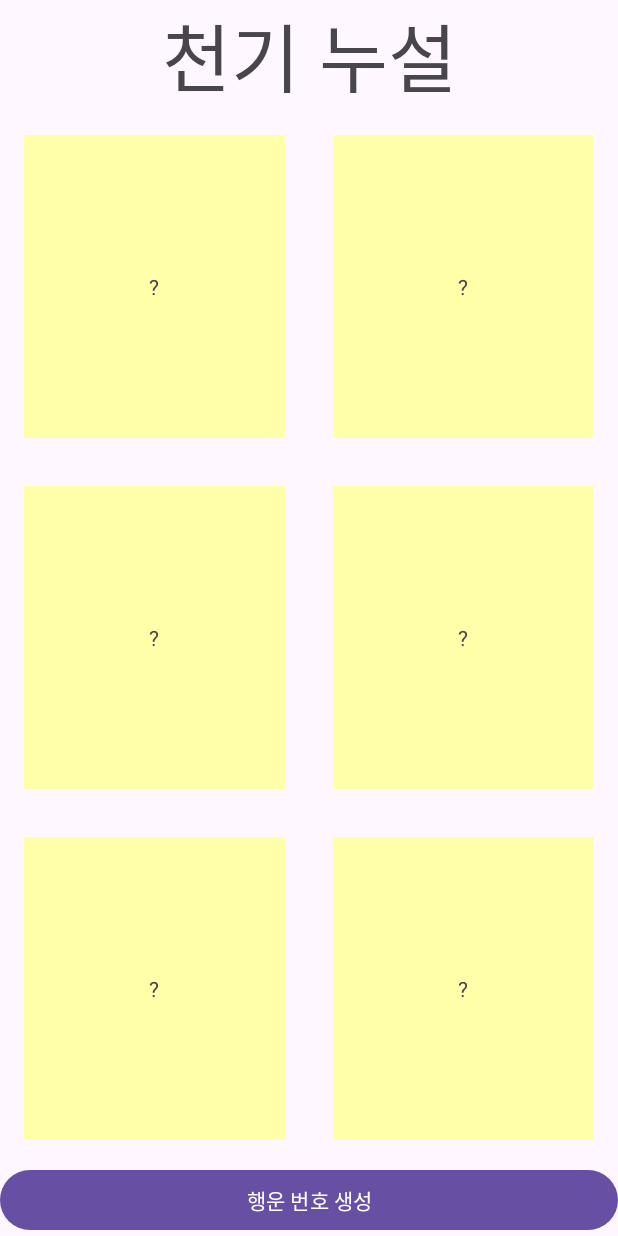
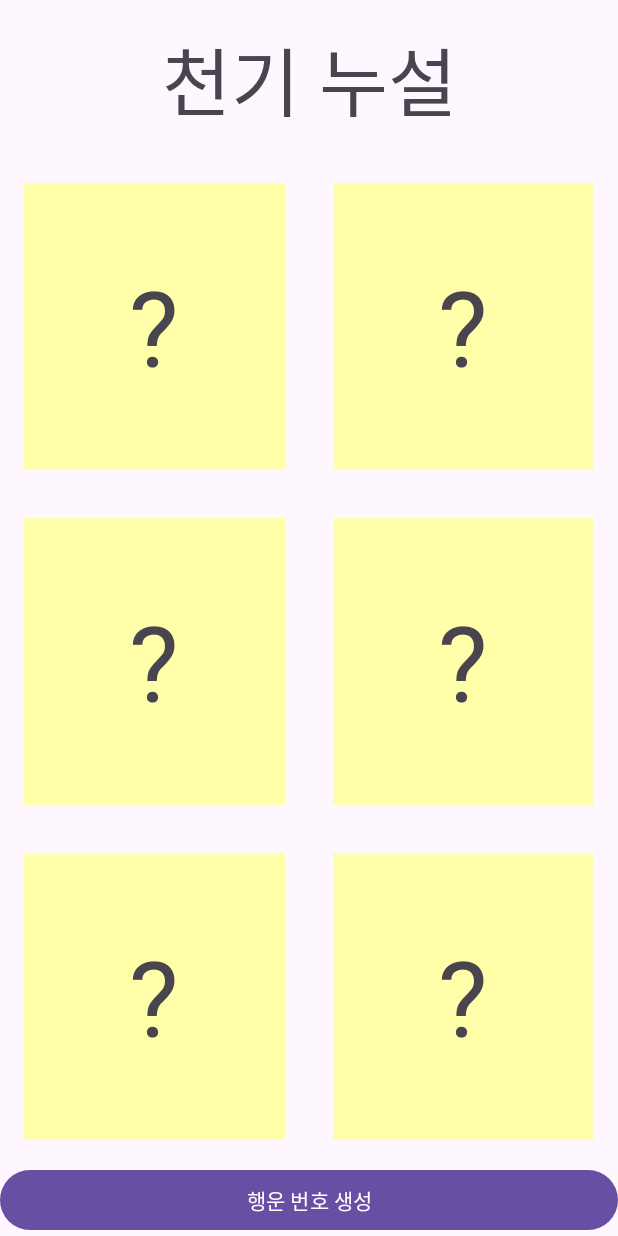
Before and after one commit to yhss1015/S23W03Lotto, an Android app: the layout activity_main.xml on its own in the app's theme, with its tools: preview values and no code run, on a phone screen of 412 x 824 dp. Run offline under Robolectric (Android 15) with nearby library versions, the phone set to English and light mode, and no system bars.

Commit message:
세로 방향

```diff
--- a/app/src/main/res/layout/activity_main.xml
+++ b/app/src/main/res/layout/activity_main.xml
@@ -13,6 +13,7 @@
         android:layout_height="wrap_content"
         android:text="천기 누설"
         android:textSize="50sp"
+        android:padding="16dp"
         app:layout_constraintStart_toStartOf="parent"
         app:layout_constraintEnd_toEndOf="parent"
         app:layout_constraintTop_toTopOf="parent" />
@@ -22,7 +23,9 @@
         android:layout_height="0dp"
         android:gravity="center"
         android:text="?"
+        android:textSize="70sp"
         android:background="#ffa"
+        android:padding="16dp"
         android:layout_margin="16dp"
         app:layout_constraintStart_toStartOf="parent"
         app:layout_constraintEnd_toStartOf="@id/num2"
@@ -35,7 +38,9 @@
         android:layout_height="0dp"
         android:gravity="center"
         android:text="?"
+        android:textSize="70sp"
         android:background="#ffa"
+        android:padding="16dp"
         android:layout_margin="16dp"
         app:layout_constraintStart_toEndOf="@id/num1"
         app:layout_constraintEnd_toEndOf="parent"
@@ -48,7 +53,9 @@
         android:layout_height="0dp"
         android:gravity="center"
         android:text="?"
+        android:textSize="70sp"
         android:background="#ffa"
+        android:padding="16dp"
         android:layout_margin="16dp"
         app:layout_constraintStart_toStartOf="parent"
         app:layout_constraintEnd_toStartOf="@id/num4"
@@ -61,7 +68,9 @@
         android:layout_height="0dp"
         android:gravity="center"
         android:text="?"
+        android:textSize="70sp"
         android:background="#ffa"
+        android:padding="16dp"
         android:layout_margin="16dp"
         app:layout_constraintStart_toEndOf="@id/num3"
         app:layout_constraintEnd_toEndOf="parent"
@@ -74,7 +83,9 @@
         android:layout_height="0dp"
         android:gravity="center"
         android:text="?"
+        android:textSize="70sp"
         android:background="#ffa"
+        android:padding="16dp"
         android:layout_margin="16dp"
         app:layout_constraintStart_toStartOf="parent"
         app:layout_constraintEnd_toStartOf="@id/num6"
@@ -87,7 +98,9 @@
         android:layout_height="0dp"
         android:gravity="center"
         android:text="?"
+        android:textSize="70sp"
         android:background="#ffa"
+        android:padding="16dp"
         android:layout_margin="16dp"
         app:layout_constraintStart_toEndOf="@id/num5"
         app:layout_constraintEnd_toEndOf="parent"
```
